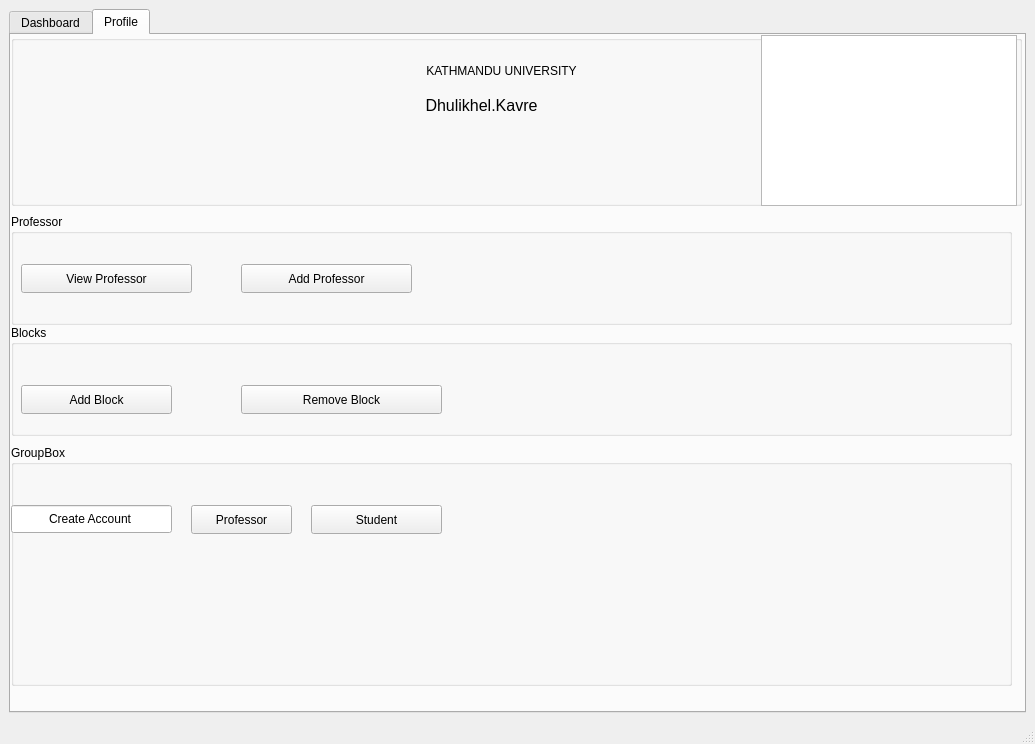
First picture: the form in bms/mainwindow.ui, repository MythicSTR/bms-project, before the edit.
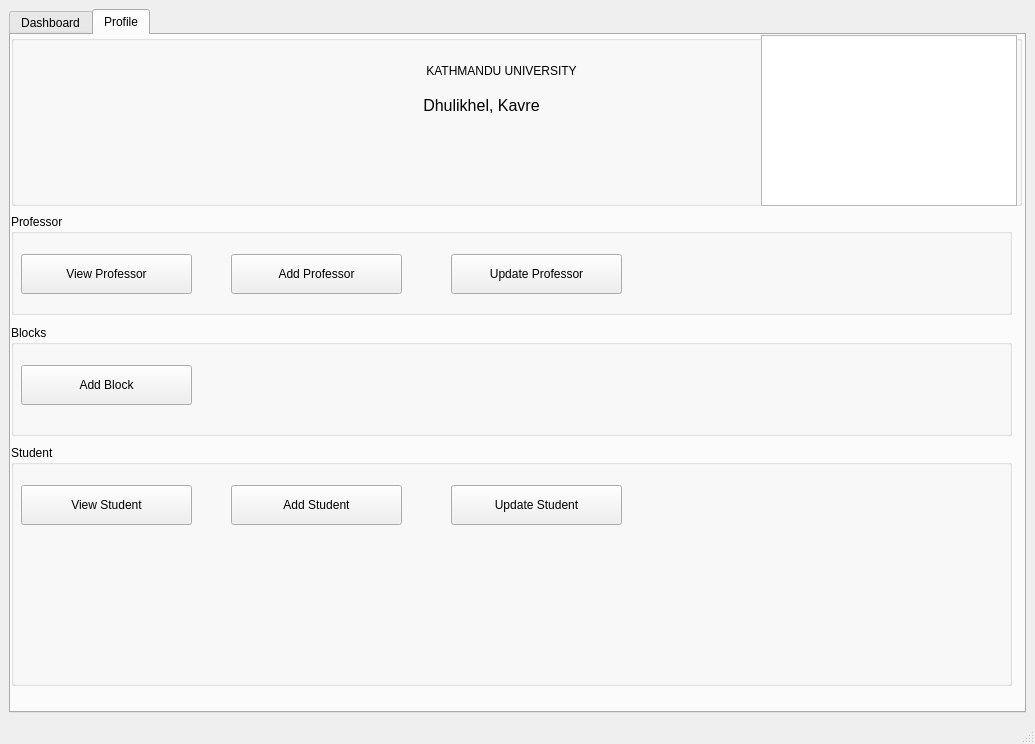
Second picture: the form after the edit. Icons and pictures are not drawn.

Patch:
```diff
--- a/bms/mainwindow.ui
+++ b/bms/mainwindow.ui
@@ -2730,7 +2730,7 @@
 </string>
          </property>
          <property name="text">
-          <string>Dhulikhel.Kavre</string>
+          <string>Dhulikhel, Kavre</string>
          </property>
          <property name="alignment">
           <set>Qt::AlignCenter</set>
@@ -2757,7 +2757,7 @@
           <x>0</x>
           <y>179</y>
           <width>1001</width>
-          <height>111</height>
+          <height>101</height>
          </rect>
         </property>
         <property name="title">
@@ -2767,9 +2767,9 @@
          <property name="geometry">
           <rect>
            <x>10</x>
-           <y>50</y>
+           <y>40</y>
            <width>171</width>
-           <height>29</height>
+           <height>40</height>
           </rect>
          </property>
          <property name="text">
@@ -2779,16 +2779,29 @@
         <widget class="QPushButton" name="pushButton_6">
          <property name="geometry">
           <rect>
-           <x>230</x>
-           <y>50</y>
+           <x>220</x>
+           <y>40</y>
            <width>171</width>
-           <height>29</height>
+           <height>40</height>
           </rect>
          </property>
          <property name="text">
           <string>Add Professor</string>
          </property>
         </widget>
+        <widget class="QPushButton" name="update_professor">
+         <property name="geometry">
+          <rect>
+           <x>440</x>
+           <y>40</y>
+           <width>171</width>
+           <height>40</height>
+          </rect>
+         </property>
+         <property name="text">
+          <string>Update Professor</string>
+         </property>
+        </widget>
        </widget>
        <widget class="QGroupBox" name="groupBox_9">
         <property name="geometry">
@@ -2799,6 +2812,12 @@
           <height>111</height>
          </rect>
         </property>
+        <property name="sizePolicy">
+         <sizepolicy hsizetype="Minimum" vsizetype="Maximum">
+          <horstretch>0</horstretch>
+          <verstretch>0</verstretch>
+         </sizepolicy>
+        </property>
         <property name="title">
          <string>Blocks</string>
         </property>
@@ -2806,28 +2825,15 @@
          <property name="geometry">
           <rect>
            <x>10</x>
-           <y>60</y>
-           <width>151</width>
-           <height>29</height>
+           <y>40</y>
+           <width>171</width>
+           <height>40</height>
           </rect>
          </property>
          <property name="text">
           <string>Add Block</string>
          </property>
         </widget>
-        <widget class="QPushButton" name="pushButton_4">
-         <property name="geometry">
-          <rect>
-           <x>230</x>
-           <y>60</y>
-           <width>201</width>
-           <height>29</height>
-          </rect>
-         </property>
-         <property name="text">
-          <string>Remove Block</string>
-         </property>
-        </widget>
        </widget>
        <widget class="QGroupBox" name="groupBox_10">
         <property name="geometry">
@@ -2839,48 +2845,45 @@
          </rect>
         </property>
         <property name="title">
-         <string>GroupBox</string>
+         <string>Student</string>
         </property>
-        <widget class="QLineEdit" name="lineEdit_3">
+        <widget class="QPushButton" name="view_student">
          <property name="geometry">
           <rect>
-           <x>0</x>
-           <y>60</y>
-           <width>161</width>
-           <height>28</height>
+           <x>10</x>
+           <y>40</y>
+           <width>171</width>
+           <height>40</height>
           </rect>
          </property>
          <property name="text">
-          <string>Create Account</string>
+          <string>View Student</string>
          </property>
-         <property name="alignment">
-          <set>Qt::AlignCenter</set>
-         </property>
         </widget>
         <widget class="QPushButton" name="pushButton_2">
          <property name="geometry">
           <rect>
-           <x>180</x>
-           <y>60</y>
-           <width>101</width>
-           <height>29</height>
+           <x>220</x>
+           <y>40</y>
+           <width>171</width>
+           <height>40</height>
           </rect>
          </property>
          <property name="text">
-          <string>Professor</string>
+          <string>Add Student</string>
          </property>
         </widget>
         <widget class="QPushButton" name="pushButton">
          <property name="geometry">
           <rect>
-           <x>300</x>
-           <y>60</y>
-           <width>131</width>
-           <height>29</height>
+           <x>440</x>
+           <y>40</y>
+           <width>171</width>
+           <height>40</height>
           </rect>
          </property>
          <property name="text">
-          <string>Student</string>
+          <string>Update Student</string>
          </property>
         </widget>
        </widget>
```
Left out of the diff: 10 changed lines with no effect on the pictures.
